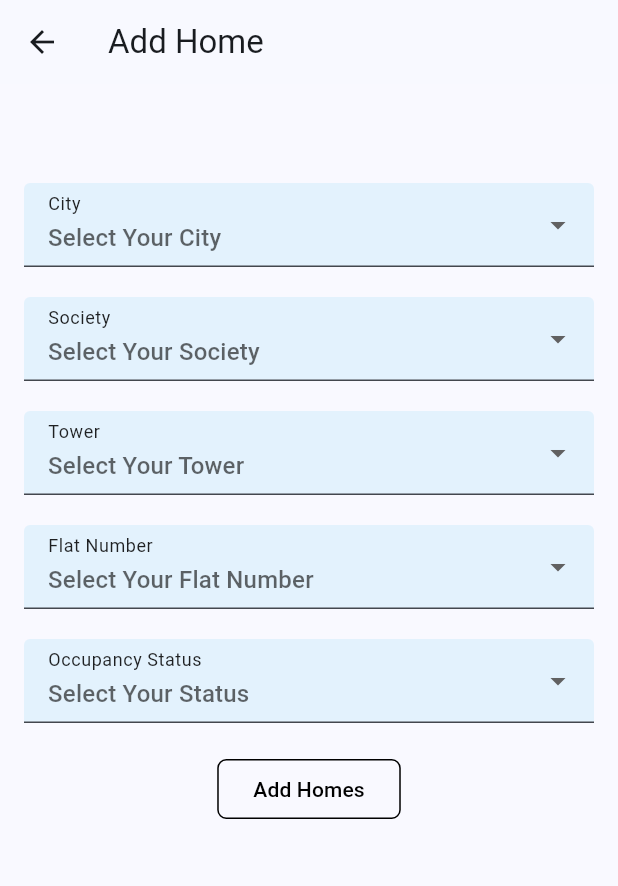
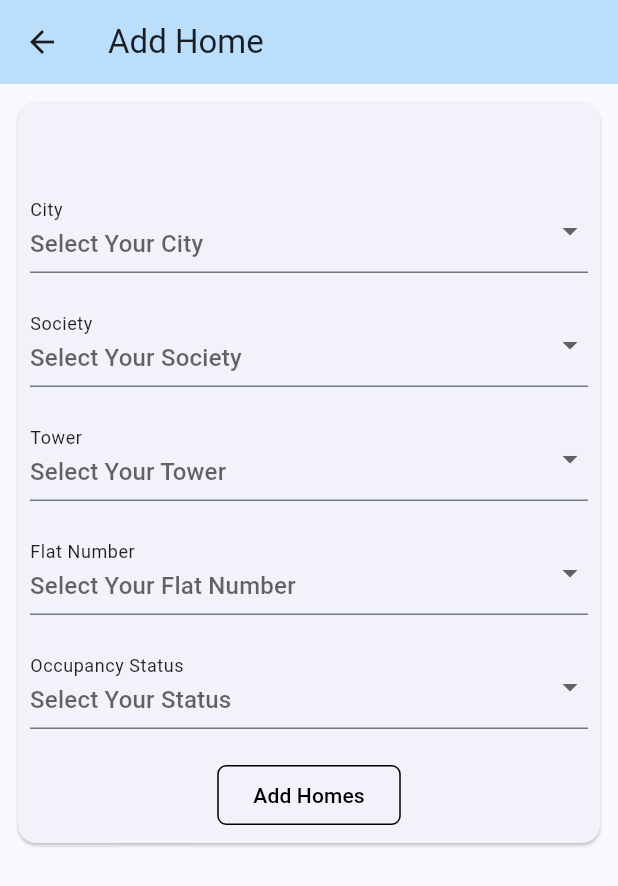
Before and after one commit to ajay-rathod0801/reside_ease---local, a Flutter app: the AddHomeDetails screen opened directly, on a phone screen of 412 x 824 dp. Shown: the top 886 px of the screen. Run offline on Flutter 3.47's test engine with Material 3 defaults, Android fonts, the phone set to English and light mode, and no system bars; our stand-ins replace cached_network_image, cloud_firestore, firebase_auth, firebase_core, pin_code_fields, shared_preferences and 1 more; accounts and stored records are empty.

```diff
--- a/lib/add_home_details.dart
+++ b/lib/add_home_details.dart
@@ -19,10 +19,16 @@ class _AddHomeDetailsState extends State<AddHomeDetails> {
     return Scaffold(
       appBar: AppBar(
         title: Text('Add Home'),
+        backgroundColor: Colors.blue.shade100,
       ),
       body: Padding(
-        padding: const EdgeInsets.all(16.0),
+        padding: const EdgeInsets.all(8.0),
+        child: SingleChildScrollView(
+          child: Card(
+            child: Padding(
+              padding: const EdgeInsets.all(8.0),
               child: Column(
+                mainAxisAlignment: MainAxisAlignment.center,
                 children: [
                   // Your TextFormFields and DropdownButtonFormField here
                   const SizedBox(
@@ -33,9 +39,6 @@ class _AddHomeDetailsState extends State<AddHomeDetails> {
                     decoration: InputDecoration(
                       labelText: 'City',
                       hintText: 'Select Your City',
-                filled: true,
-                fillColor: Colors.blue.shade50,
-                focusColor: Colors.black,
                       labelStyle: const TextStyle(color: Colors.black87),
                     ),
                     onChanged: (String? newValue) {
@@ -65,9 +68,6 @@ class _AddHomeDetailsState extends State<AddHomeDetails> {
                     decoration: InputDecoration(
                       labelText: 'Society',
                       hintText: 'Select Your Society',
-                filled: true,
-                fillColor: Colors.blue.shade50,
-                focusColor: Colors.black,
                       labelStyle: const TextStyle(color: Colors.black87),
                     ),
                     onChanged: (String? newValue) {
@@ -96,9 +96,6 @@ class _AddHomeDetailsState extends State<AddHomeDetails> {
                     decoration: InputDecoration(
                       labelText: 'Tower',
                       hintText: 'Select Your Tower',
-                filled: true,
-                fillColor: Colors.blue.shade50,
-                focusColor: Colors.black,
                       labelStyle: const TextStyle(color: Colors.black87),
                     ),
                     onChanged: (String? newValue) {
@@ -106,8 +103,13 @@ class _AddHomeDetailsState extends State<AddHomeDetails> {
                         _dropdownValueTower = newValue;
                       });
                     },
-              items: <String>['Wing A', 'Wing B', 'Wing C', 'Wing D', 'Wing E']
-                  .map<DropdownMenuItem<String>>((String value) {
+                    items: <String>[
+                      'Wing A',
+                      'Wing B',
+                      'Wing C',
+                      'Wing D',
+                      'Wing E'
+                    ].map<DropdownMenuItem<String>>((String value) {
                       return DropdownMenuItem<String>(
                         value: value,
                         child: Text(value),
@@ -122,9 +124,6 @@ class _AddHomeDetailsState extends State<AddHomeDetails> {
                     decoration: InputDecoration(
                       labelText: 'Flat Number',
                       hintText: 'Select Your Flat Number',
-                filled: true,
-                fillColor: Colors.blue.shade50,
-                focusColor: Colors.black,
                       labelStyle: const TextStyle(color: Colors.black87),
                     ),
                     onChanged: (String? newValue) {
@@ -148,9 +147,6 @@ class _AddHomeDetailsState extends State<AddHomeDetails> {
                     decoration: InputDecoration(
                       labelText: 'Occupancy Status',
                       hintText: 'Select Your Status',
-                filled: true,
-                fillColor: Colors.blue.shade50,
-                focusColor: Colors.black,
                       labelStyle: const TextStyle(color: Colors.black87),
                     ),
                     onChanged: (String? newValue) {
@@ -210,6 +206,9 @@ class _AddHomeDetailsState extends State<AddHomeDetails> {
                 ],
               ),
             ),
+          ),
+        ),
+      ),
     );
   }
 }
--- a/lib/member_details.dart
+++ b/lib/member_details.dart
@@ -34,7 +34,6 @@ class _MembersDetailsScreenState extends State<MembersDetailsScreen> {
                     decoration: InputDecoration(
                       labelText: 'First Name',
                       hintText: 'Enter First Name',
-                      fillColor: Colors.blue.shade50,
                       focusColor: Colors.black,
                       labelStyle: const TextStyle(color: Colors.black87),
                     ),
@@ -48,7 +47,6 @@ class _MembersDetailsScreenState extends State<MembersDetailsScreen> {
                     decoration: InputDecoration(
                       labelText: 'Middle Name',
                       hintText: 'Enter Middle Name',
-                      fillColor: Colors.blue.shade50,
                       focusColor: Colors.black,
                       labelStyle: const TextStyle(color: Colors.black87),
                     ),
@@ -62,7 +60,6 @@ class _MembersDetailsScreenState extends State<MembersDetailsScreen> {
                     decoration: InputDecoration(
                       labelText: 'Last Name',
                       hintText: 'Enter Last Name',
-                      fillColor: Colors.blue.shade50,
                       focusColor: Colors.black,
                       labelStyle: const TextStyle(color: Colors.black87),
                     ),
@@ -76,7 +73,6 @@ class _MembersDetailsScreenState extends State<MembersDetailsScreen> {
                     decoration: InputDecoration(
                       labelText: 'Relation',
                       hintText: 'Select Relationship with Person',
-                      fillColor: Colors.blue.shade50,
                       focusColor: Colors.black,
                       labelStyle: const TextStyle(color: Colors.black87),
                     ),
```
Also changed, not shown: lib/home_screen.dart (+17 -5 lines), lib/sos_screen.dart (added, +60 -0 lines). Lines whose indentation alone changed are shown as unchanged.
